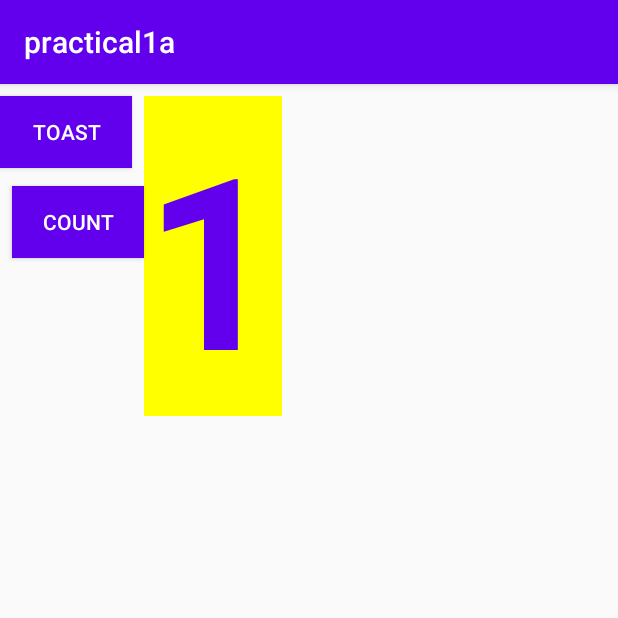
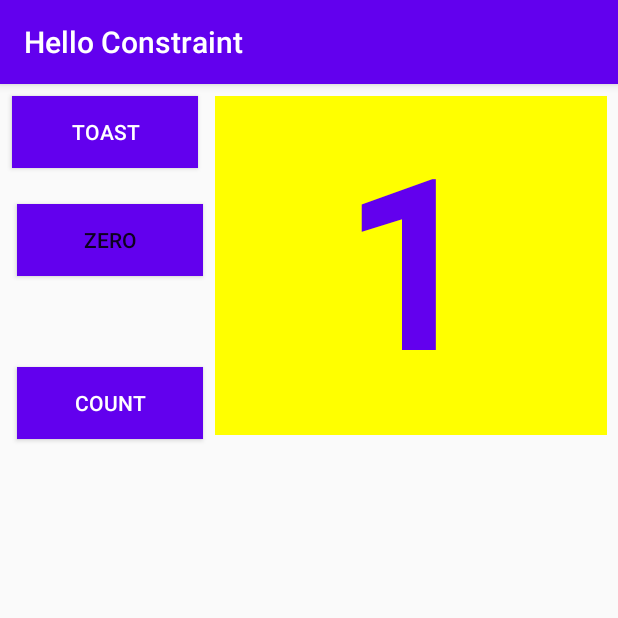
Before and after one commit to Huiru13/practical1.2b, an Android app: the screen it shows after launch (MainActivity), after a tap on "COUNT", on a phone screen of 412 x 824 dp, the top half of it. Run offline under Robolectric (Android 15) with nearby library versions, the phone set to English and light mode, and no system bars.

Commit message:
Practical 1.2b Commit by Goh Hui Ru

```diff
--- a/app/src/main/java/com/example/practical1a/MainActivity.java
+++ b/app/src/main/java/com/example/practical1a/MainActivity.java
@@ -2,21 +2,28 @@ package com.example.practical1a;
 
 import androidx.appcompat.app.AppCompatActivity;
 
+import android.graphics.Color;
 import android.os.Bundle;
 import android.view.View;
+import android.widget.Button;
 import android.widget.TextView;
 import android.widget.Toast;
+
+import java.util.Locale;
 
 public class MainActivity extends AppCompatActivity {
     private int mCount = 0;
     private TextView mShowCount;
+    private Button mResetButton;
+    private Button mCountButton;
 
     @Override
     protected void onCreate(Bundle savedInstanceState) {
         super.onCreate(savedInstanceState);
         setContentView(R.layout.activity_main);
-        mShowCount = (TextView) findViewById(R.id.show_count);
-
+        mShowCount = findViewById(R.id.show_count);
+        mResetButton = findViewById(R.id.button_zero);
+        mCountButton = findViewById(R.id.button_count);
         //newly added line of code
     }
 
@@ -26,9 +33,21 @@ public class MainActivity extends AppCompatActivity {
         toast.show();
     }
 
+    public void resetZero(View view) {
+        mCount = 0;
+        mShowCount.setText(String.valueOf(mCount));
+
+        view.setClickable(false);
+        view.setBackgroundColor(Color.GRAY);
+        mCountButton.setBackgroundColor(getResources().getColor(R.color.colorPrimary));
+    }
+
     public void countUp(View view) {
-        mCount++;
-        if (mShowCount != null)
-            mShowCount.setText(Integer.toString(mCount));
+        mCount ++;
+        if (mShowCount != null){
+            mShowCount.setText(String.format(Locale.ENGLISH, "%d", mCount));
+        }
+        mResetButton.setBackgroundColor(getResources().getColor(R.color.colorPrimary));
+        mResetButton.setClickable(true);
     }
 }
--- a/app/src/main/res/layout/activity_main.xml
+++ b/app/src/main/res/layout/activity_main.xml
@@ -1,54 +1,69 @@
 <?xml version="1.0" encoding="utf-8"?>
-<androidx.constraintlayout.widget.ConstraintLayout xmlns:android="http://schemas.android.com/apk/res/android"
-    xmlns:app="http://schemas.android.com/apk/res-auto"
+<RelativeLayout xmlns:android="http://schemas.android.com/apk/res/android"
     xmlns:tools="http://schemas.android.com/tools"
     android:layout_width="match_parent"
     android:layout_height="match_parent"
+    android:orientation="vertical"
     tools:context=".MainActivity">
 
     <Button
         android:id="@+id/button_toast"
-        android:layout_width="0dp"
+        android:layout_width="124dp"
         android:layout_height="wrap_content"
+        android:layout_marginStart="8dp"
         android:layout_marginTop="8dp"
-        android:layout_marginBottom="8dp"
+        android:layout_marginEnd="8dp"
         android:background="@color/colorPrimary"
         android:onClick="showToast"
         android:text="@string/button_label_toast"
-        android:textColor="@android:color/white"
-        app:layout_constraintBottom_toTopOf="@+id/button_count"
-        app:layout_constraintStart_toStartOf="parent"
-        app:layout_constraintTop_toTopOf="parent" />
+        android:textColor="@android:color/white" />
 
     <TextView
         android:id="@+id/show_count"
-        android:layout_width="0dp"
-        android:layout_height="wrap_content"
-        android:layout_marginStart="8dp"
-        android:layout_marginLeft="8dp"
+        android:layout_width="261dp"
+        android:layout_height="226dp"
+        android:layout_alignParentStart="true"
+        android:layout_alignParentLeft="true"
+        android:layout_alignParentTop="true"
+        android:layout_marginStart="143dp"
+        android:layout_marginLeft="143dp"
         android:layout_marginTop="8dp"
+        android:layout_marginBottom="8dp"
         android:background="#FFFF00"
-        android:gravity="center|center_vertical"
+        android:gravity="center_horizontal"
         android:text="@string/count_initial_value"
         android:textAlignment="center"
         android:textColor="@color/colorPrimary"
         android:textSize="160sp"
-        android:textStyle="bold"
-        app:layout_constraintStart_toEndOf="@+id/button_toast"
-        app:layout_constraintTop_toTopOf="parent" />
+        android:textStyle="bold" />
 
     <Button
         android:id="@+id/button_count"
-        android:layout_width="0dp"
+        android:layout_width="124dp"
         android:layout_height="wrap_content"
-        android:layout_marginStart="8dp"
-        android:layout_marginLeft="8dp"
-        android:layout_marginTop="12dp"
+        android:layout_below="@+id/show_count"
+        android:layout_alignParentStart="true"
+        android:layout_marginStart="11dp"
+        android:layout_marginTop="-53dp"
         android:background="@color/colorPrimary"
         android:onClick="countUp"
         android:text="@string/button_label_count"
         android:textColor="@android:color/white"
-        app:layout_constraintStart_toStartOf="parent"
-        app:layout_constraintTop_toBottomOf="@+id/button_toast" />
+        android:layout_marginLeft="11dp"
+        android:layout_alignParentLeft="true" />
 
-</androidx.constraintlayout.widget.ConstraintLayout>
+    <Button
+        android:id="@+id/button_zero"
+        android:layout_width="124dp"
+        android:layout_height="wrap_content"
+        android:layout_alignParentStart="true"
+        android:layout_alignParentLeft="true"
+        android:layout_alignParentTop="true"
+        android:layout_marginStart="11dp"
+        android:layout_marginLeft="11dp"
+        android:layout_marginTop="80dp"
+        android:layout_marginBottom="77dp"
+        android:onClick="resetZero"
+        android:text="@string/button_label_zero" />
+
+</RelativeLayout>
--- a/app/src/main/res/values/strings.xml
+++ b/app/src/main/res/values/strings.xml
@@ -1,7 +1,8 @@
 <resources>
-    <string name="app_name">practical1a</string>
+    <string name="app_name">Hello Constraint</string>
     <string name="button_label_toast">Toast</string>
     <string name="button_label_count">Count</string>
     <string name="count_initial_value">0</string>
     <string name="toast_message">Goh Hui Ru 19WMD01371</string>
+    <string name="button_label_zero">Zero</string>
 </resources>
```
